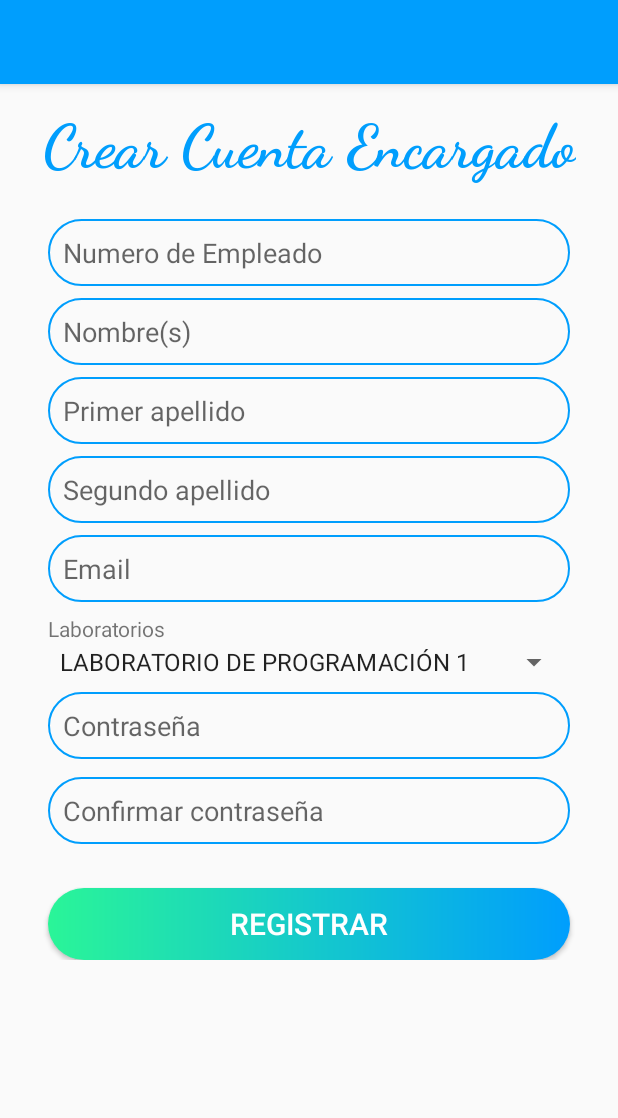
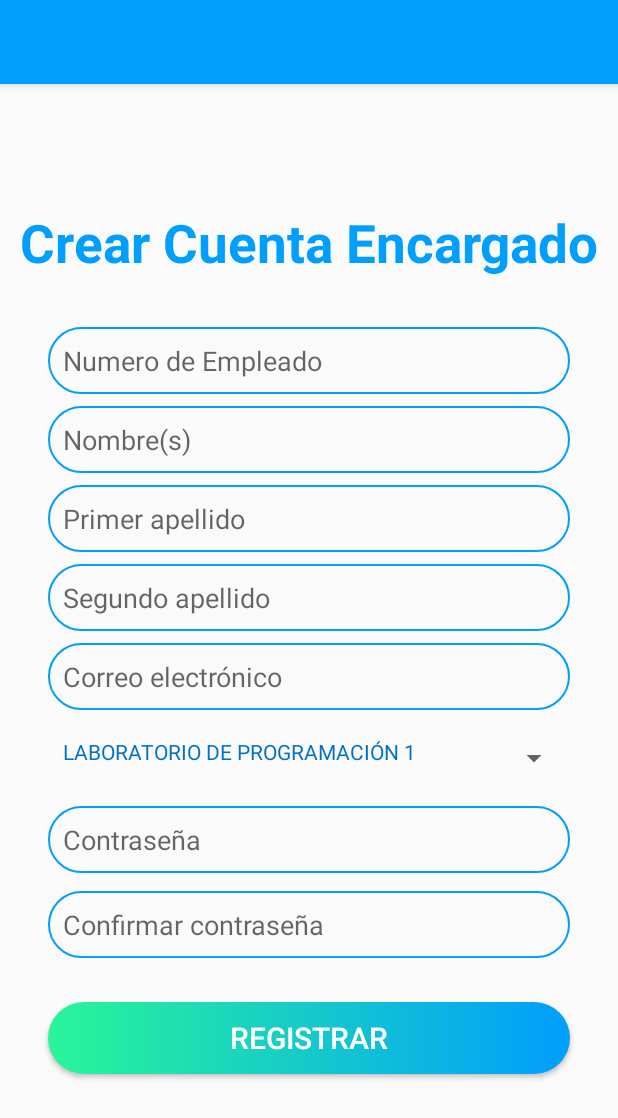
Before and after one commit to Jesus-Balderas/repo-trabajo-terminal, an Android app: the registrar_encargado screen opened directly, with no data from a screen before it, on a phone screen of 412 x 824 dp. Shown: the top 1118 px of the screen. Run offline under Robolectric (Android 15) with nearby library versions, the phone set to English and light mode, and no system bars; Roboto replaces fonts that are not available here.

Commit message:
crear cuenta encargado pulida

```diff
--- a/app/src/main/java/com/example/prototipo2tt/Activities/registrar_encargado.java
+++ b/app/src/main/java/com/example/prototipo2tt/Activities/registrar_encargado.java
@@ -26,7 +26,7 @@ public class registrar_encargado extends AppCompatActivity {
         bindUI();
         Spinner spinner = (Spinner)findViewById(R.id.SpinnerLaboratorios);
         ArrayAdapter<CharSequence> adapter = ArrayAdapter.createFromResource(this,
-                R.array.combo_laboratorios, android.R.layout.simple_spinner_item);
+                R.array.combo_laboratorios, R.layout.spinner_item_design);
         spinner.setAdapter(adapter);
         spinner.setOnItemSelectedListener(new AdapterView.OnItemSelectedListener() {
             @Override
--- a/app/src/main/res/layout/activity_registrar_encargado.xml
+++ b/app/src/main/res/layout/activity_registrar_encargado.xml
@@ -25,23 +25,20 @@
             app:layout_constraintStart_toStartOf="parent"
             app:layout_constraintTop_toTopOf="parent"
             app:popupTheme="@style/ThemeOverlay.AppCompat.Light" />
-        <ScrollView
-            android:layout_width="match_parent"
-            android:layout_height="match_parent">
-
-            <androidx.constraintlayout.widget.ConstraintLayout
-                android:layout_width="match_parent"
-                android:layout_height="wrap_content">
 
                 <TextView
                     android:id="@+id/textView4"
                     android:layout_width="wrap_content"
                     android:layout_height="wrap_content"
-                    android:layout_marginBottom="24dp"
-                    android:fontFamily="cursive"
+                    android:layout_marginStart="32dp"
+                    android:layout_marginLeft="32dp"
+                    android:layout_marginEnd="32dp"
+                    android:layout_marginRight="32dp"
+                    android:layout_marginBottom="32dp"
+                    android:minHeight="48dp"
                     android:text="Crear Cuenta Encargado"
                     android:textColor="@color/colorPrimary"
-                    android:textSize="40dp"
+                    android:textSize="35dp"
                     android:textStyle="bold"
                     app:layout_constraintBottom_toTopOf="@+id/editTextNumeroEncargado"
                     app:layout_constraintEnd_toEndOf="parent"
@@ -182,7 +179,7 @@
             android:layout_marginEnd="32dp"
             android:background="@drawable/forget"
             android:ems="10"
-                    android:hint="Email"
+            android:hint="Correo electrónico"
             android:inputType="textEmailAddress"
             android:maxLength="60"
             android:textColor="@color/colorPrimaryDark"
@@ -191,35 +188,25 @@
             app:layout_constraintHorizontal_bias="0.0"
             app:layout_constraintStart_toStartOf="parent"
             app:layout_constraintTop_toTopOf="parent"
-                    app:layout_constraintVertical_bias="0.6" />
+            app:layout_constraintVertical_bias="0.55" />
 
         <Spinner
             android:id="@+id/SpinnerLaboratorios"
             android:layout_width="match_parent"
-                    android:layout_height="match_parent"
+            android:layout_height="wrap_content"
             android:layout_marginStart="32dp"
             android:layout_marginLeft="32dp"
+            android:layout_marginTop="8dp"
             android:layout_marginEnd="32dp"
             android:layout_marginRight="32dp"
+            android:minHeight="48dp"
             android:outlineAmbientShadowColor="@color/colorPrimary"
             android:outlineSpotShadowColor="@color/colorPrimary"
             app:layout_constraintEnd_toEndOf="parent"
             app:layout_constraintHorizontal_bias="0.0"
             app:layout_constraintStart_toStartOf="parent"
-                    app:layout_constraintTop_toBottomOf="@+id/textView2" />
+            app:layout_constraintTop_toBottomOf="@+id/editTextEmailEncargado" />
 
-                <TextView
-                    android:id="@+id/textView2"
-                    android:layout_width="wrap_content"
-                    android:layout_height="wrap_content"
-                    android:layout_marginStart="32dp"
-                    android:layout_marginLeft="32dp"
-                    android:layout_marginTop="8dp"
-                    android:text="Laboratorios"
-                    app:layout_constraintStart_toStartOf="parent"
-                    app:layout_constraintTop_toBottomOf="@+id/editTextEmailEncargado" />
-            </androidx.constraintlayout.widget.ConstraintLayout>
-        </ScrollView>
     </androidx.constraintlayout.widget.ConstraintLayout>
 
 </androidx.drawerlayout.widget.DrawerLayout>
```
Lines whose indentation alone changed are shown as unchanged.
